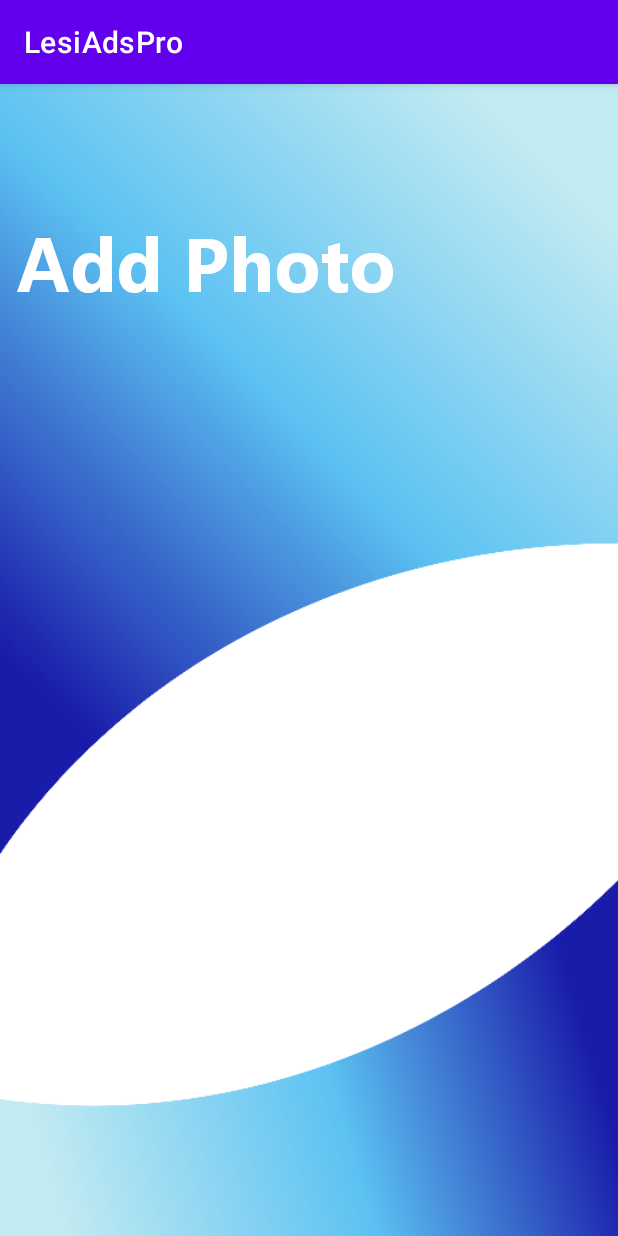
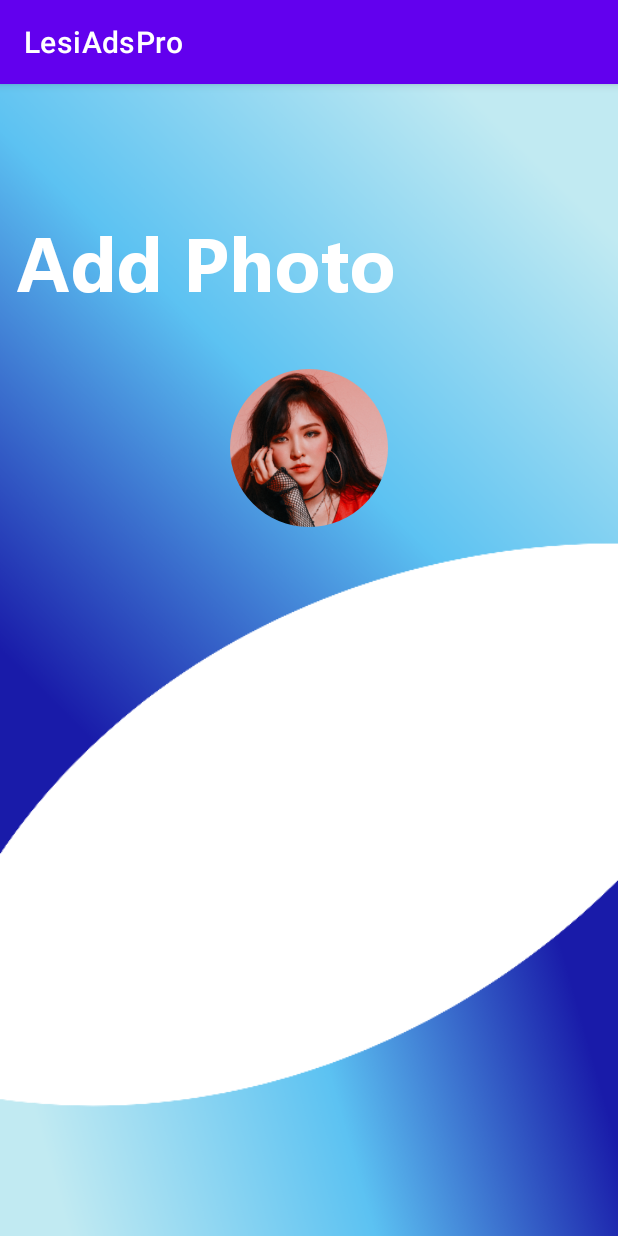
Before and after one commit to MalishaFdo/LesiAds, an Android app: the AddPhoto screen opened directly, with no data from a screen before it, on a phone screen of 412 x 824 dp. Run offline under Robolectric (Android 15) with nearby library versions, the phone set to English and light mode, and no system bars.

Commit message:
Add Photo page update and text link

```diff
--- a/app/build.gradle
+++ b/app/build.gradle
@@ -33,6 +33,7 @@ dependencies {
     implementation 'androidx.appcompat:appcompat:1.3.1'
     implementation 'com.google.android.material:material:1.4.0'
     implementation 'androidx.constraintlayout:constraintlayout:2.1.0'
+    implementation 'org.jetbrains:annotations:15.0'
     testImplementation 'junit:junit:4.+'
     androidTestImplementation 'androidx.test.ext:junit:1.1.3'
     androidTestImplementation 'androidx.test.espresso:espresso-core:3.4.0'
--- a/app/src/main/java/com/example/lesiadspro/AddPhoto.java
+++ b/app/src/main/java/com/example/lesiadspro/AddPhoto.java
@@ -1,14 +1,54 @@
 package com.example.lesiadspro;
 
+import androidx.annotation.Nullable;
 import androidx.appcompat.app.AppCompatActivity;
 
+import android.content.Intent;
+import android.graphics.Bitmap;
+import android.net.Uri;
 import android.os.Bundle;
+import android.provider.MediaStore;
+import android.view.View;
+import android.widget.ImageView;
+
+import java.io.IOException;
 
 public class AddPhoto extends AppCompatActivity {
 
+    private ImageView profileimage;
+    private static final int PICK_IMAGE = 1;
+    Uri imageUri;
     @Override
     protected void onCreate(Bundle savedInstanceState) {
         super.onCreate(savedInstanceState);
         setContentView(R.layout.activity_add_photo);
+
+        profileimage = (ImageView)findViewById(R.id.imageView2);
+        profileimage.setOnClickListener(new View.OnClickListener() {
+            @Override
+            public void onClick(View view) {
+                Intent gallery = new Intent();
+                gallery.setType("image/*");
+                gallery.setAction(Intent.ACTION_GET_CONTENT);
+
+                startActivityForResult(Intent.createChooser(gallery,"Select Picture"),PICK_IMAGE);
+            }
+        });
+    }
+
+    @Override
+    protected void onActivityResult(int requestCode, int resultCode, @Nullable @org.jetbrains.annotations.Nullable Intent data) {
+        super.onActivityResult(requestCode, resultCode, data);
+
+        if (requestCode == PICK_IMAGE && resultCode == RESULT_OK){
+            imageUri = data.getData();
+            try {
+                Bitmap bitmap = MediaStore.Images.Media.getBitmap(getContentResolver(),imageUri);
+                profileimage.setImageBitmap(bitmap);
+            }catch (IOException e){
+                e.printStackTrace();
+            }
+
+        }
     }
 }
--- a/app/src/main/res/layout/activity_add_photo.xml
+++ b/app/src/main/res/layout/activity_add_photo.xml
@@ -21,4 +21,17 @@
         app:layout_constraintStart_toStartOf="parent"
         app:layout_constraintTop_toTopOf="parent"
         app:layout_constraintVertical_bias="0.121" />
+
+    <ImageView
+        android:id="@+id/imageView2"
+        android:layout_width="wrap_content"
+        android:layout_height="wrap_content"
+        app:layout_constraintBottom_toBottomOf="parent"
+        app:layout_constraintEnd_toEndOf="parent"
+        app:layout_constraintStart_toStartOf="parent"
+        app:layout_constraintTop_toTopOf="parent"
+        app:layout_constraintVertical_bias="0.287"
+        app:srcCompat="@drawable/wendy" />
+
+
 </androidx.constraintlayout.widget.ConstraintLayout>
```
Also changed, not shown: app/src/main/java/com/example/lesiadspro/RegisterActivity.java (+12 -0 lines).
